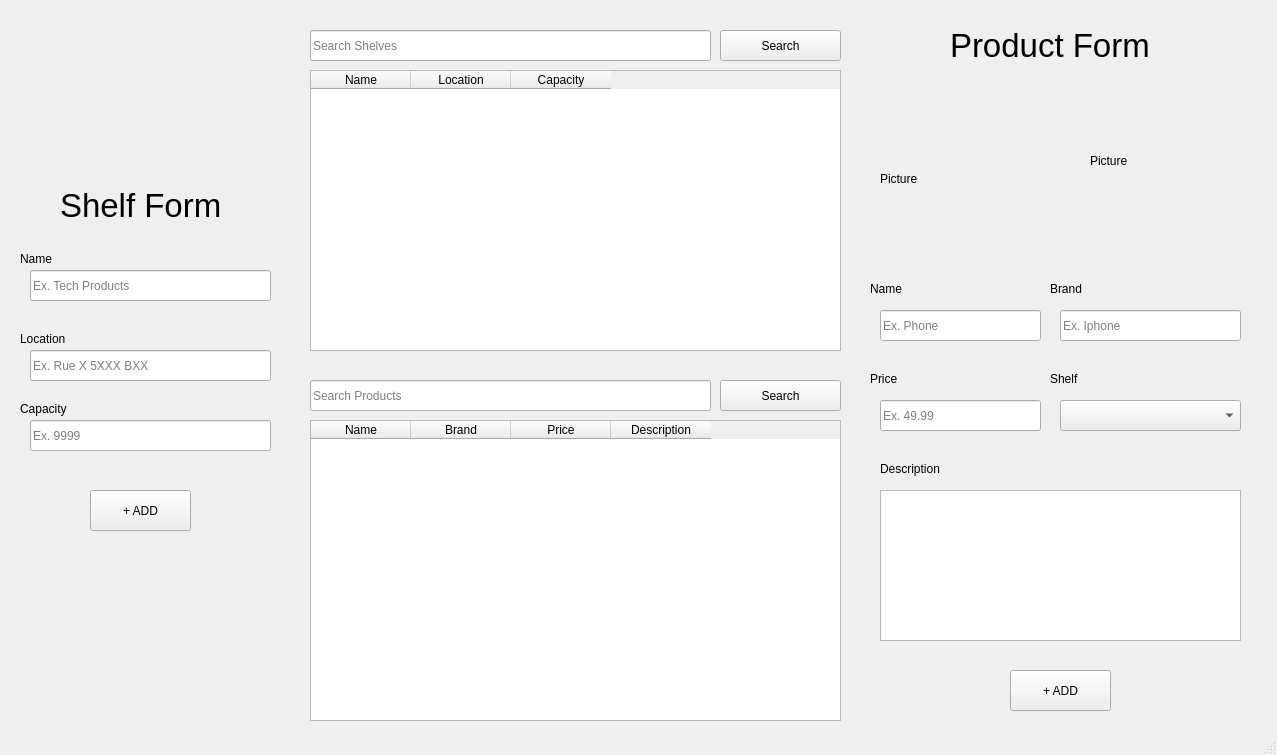
Old version of the form ui/interface.ui in the repository softsurgery/gestion-stock-python.
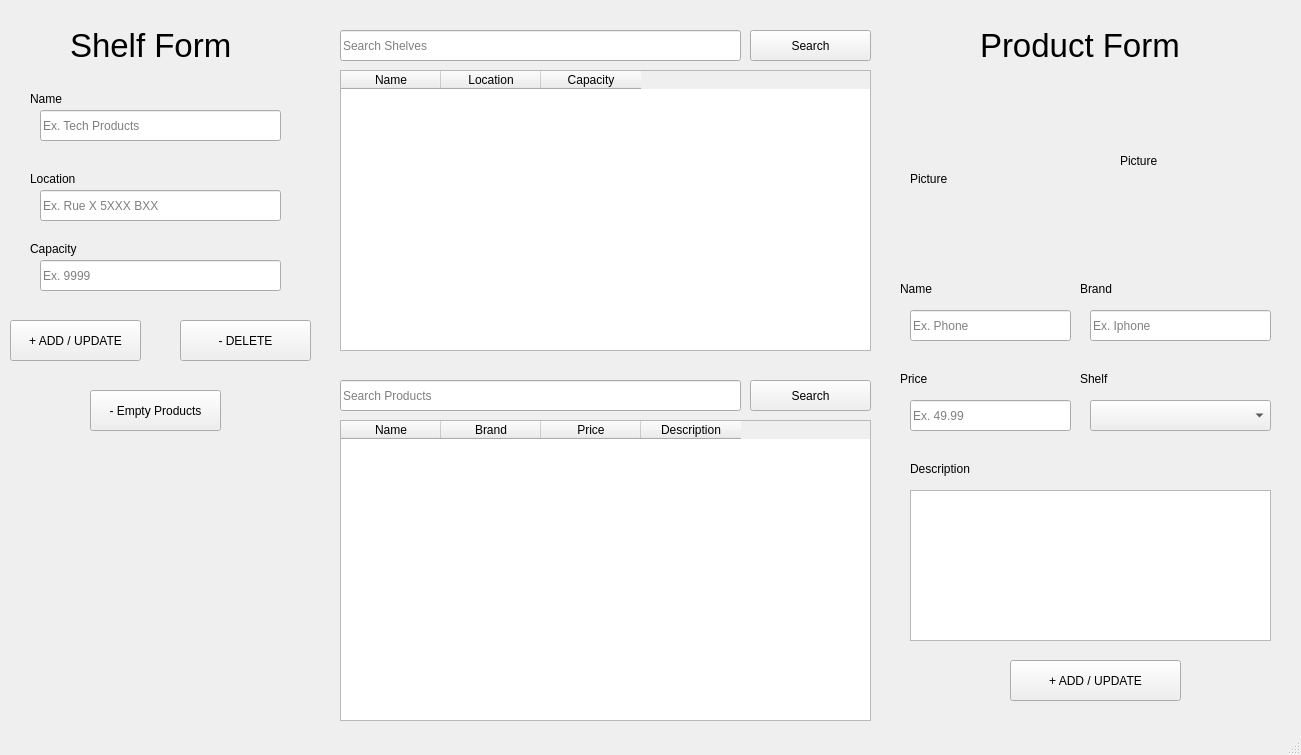
New version of the form.

Commit message: feat(update and empty for shelf)

The edit to the form file:
```diff
--- a/ui/interface.ui
+++ b/ui/interface.ui
@@ -6,7 +6,7 @@
    <rect>
     <x>0</x>
     <y>0</y>
-    <width>1277</width>
+    <width>1301</width>
     <height>755</height>
    </rect>
   </property>
@@ -17,7 +17,7 @@
    <widget class="QLabel" name="label">
     <property name="geometry">
      <rect>
-      <x>870</x>
+      <x>900</x>
       <y>280</y>
       <width>67</width>
       <height>17</height>
@@ -30,7 +30,7 @@
    <widget class="QLineEdit" name="product_name">
     <property name="geometry">
      <rect>
-      <x>880</x>
+      <x>910</x>
       <y>310</y>
       <width>161</width>
       <height>31</height>
@@ -43,7 +43,7 @@
    <widget class="QLabel" name="label_2">
     <property name="geometry">
      <rect>
-      <x>1050</x>
+      <x>1080</x>
       <y>280</y>
       <width>67</width>
       <height>17</height>
@@ -56,7 +56,7 @@
    <widget class="QLineEdit" name="brand">
     <property name="geometry">
      <rect>
-      <x>1060</x>
+      <x>1090</x>
       <y>310</y>
       <width>181</width>
       <height>31</height>
@@ -69,7 +69,7 @@
    <widget class="QLineEdit" name="price">
     <property name="geometry">
      <rect>
-      <x>880</x>
+      <x>910</x>
       <y>400</y>
       <width>161</width>
       <height>31</height>
@@ -85,7 +85,7 @@
    <widget class="QLabel" name="label_3">
     <property name="geometry">
      <rect>
-      <x>870</x>
+      <x>900</x>
       <y>370</y>
       <width>67</width>
       <height>17</height>
@@ -98,7 +98,7 @@
    <widget class="QLabel" name="label_4">
     <property name="geometry">
      <rect>
-      <x>880</x>
+      <x>910</x>
       <y>460</y>
       <width>91</width>
       <height>17</height>
@@ -111,7 +111,7 @@
    <widget class="QPlainTextEdit" name="description">
     <property name="geometry">
      <rect>
-      <x>880</x>
+      <x>910</x>
       <y>490</y>
       <width>361</width>
       <height>151</height>
@@ -121,7 +121,7 @@
    <widget class="QLabel" name="label_5">
     <property name="geometry">
      <rect>
-      <x>880</x>
+      <x>910</x>
       <y>170</y>
       <width>67</width>
       <height>17</height>
@@ -134,7 +134,7 @@
    <widget class="QLabel" name="picture">
     <property name="geometry">
      <rect>
-      <x>1090</x>
+      <x>1120</x>
       <y>90</y>
       <width>151</width>
       <height>141</height>
@@ -148,19 +148,19 @@
     <property name="geometry">
      <rect>
       <x>1010</x>
-      <y>670</y>
-      <width>101</width>
+      <y>660</y>
+      <width>171</width>
       <height>41</height>
      </rect>
     </property>
     <property name="text">
-     <string>+ ADD</string>
+     <string>+ ADD / UPDATE</string>
     </property>
    </widget>
    <widget class="QComboBox" name="comboBox">
     <property name="geometry">
      <rect>
-      <x>1060</x>
+      <x>1090</x>
       <y>400</y>
       <width>181</width>
       <height>31</height>
@@ -170,7 +170,7 @@
    <widget class="QLabel" name="label_7">
     <property name="geometry">
      <rect>
-      <x>1050</x>
+      <x>1080</x>
       <y>370</y>
       <width>67</width>
       <height>17</height>
@@ -183,7 +183,7 @@
    <widget class="QTableWidget" name="shelves">
     <property name="geometry">
      <rect>
-      <x>310</x>
+      <x>340</x>
       <y>70</y>
       <width>531</width>
       <height>281</height>
@@ -208,7 +208,7 @@
    <widget class="QTableWidget" name="products">
     <property name="geometry">
      <rect>
-      <x>310</x>
+      <x>340</x>
       <y>420</y>
       <width>531</width>
       <height>301</height>
@@ -238,7 +238,7 @@
    <widget class="QLineEdit" name="lineEdit_4">
     <property name="geometry">
      <rect>
-      <x>310</x>
+      <x>340</x>
       <y>30</y>
       <width>401</width>
       <height>31</height>
@@ -251,7 +251,7 @@
    <widget class="QPushButton" name="pushButton_2">
     <property name="geometry">
      <rect>
-      <x>720</x>
+      <x>750</x>
       <y>30</y>
       <width>121</width>
       <height>31</height>
@@ -264,7 +264,7 @@
    <widget class="QLineEdit" name="lineEdit_5">
     <property name="geometry">
      <rect>
-      <x>310</x>
+      <x>340</x>
       <y>380</y>
       <width>401</width>
       <height>31</height>
@@ -277,7 +277,7 @@
    <widget class="QPushButton" name="pushButton_3">
     <property name="geometry">
      <rect>
-      <x>720</x>
+      <x>750</x>
       <y>380</y>
       <width>121</width>
       <height>31</height>
@@ -290,8 +290,8 @@
    <widget class="QLabel" name="label_6">
     <property name="geometry">
      <rect>
-      <x>20</x>
-      <y>250</y>
+      <x>30</x>
+      <y>90</y>
       <width>67</width>
       <height>17</height>
      </rect>
@@ -303,8 +303,8 @@
    <widget class="QLineEdit" name="shelf_name">
     <property name="geometry">
      <rect>
-      <x>30</x>
-      <y>270</y>
+      <x>40</x>
+      <y>110</y>
       <width>241</width>
       <height>31</height>
      </rect>
@@ -316,7 +316,7 @@
    <widget class="QLabel" name="label_8">
     <property name="geometry">
      <rect>
-      <x>950</x>
+      <x>980</x>
       <y>20</y>
       <width>231</width>
       <height>51</height>
@@ -334,8 +334,8 @@
    <widget class="QLabel" name="label_9">
     <property name="geometry">
      <rect>
-      <x>60</x>
-      <y>180</y>
+      <x>70</x>
+      <y>20</y>
       <width>171</width>
       <height>51</height>
      </rect>
@@ -352,8 +352,8 @@
    <widget class="QLineEdit" name="location">
     <property name="geometry">
      <rect>
-      <x>30</x>
-      <y>350</y>
+      <x>40</x>
+      <y>190</y>
       <width>241</width>
       <height>31</height>
      </rect>
@@ -365,8 +365,8 @@
    <widget class="QLabel" name="label_10">
     <property name="geometry">
      <rect>
-      <x>20</x>
-      <y>330</y>
+      <x>30</x>
+      <y>170</y>
       <width>67</width>
       <height>17</height>
      </rect>
@@ -378,8 +378,8 @@
    <widget class="QLineEdit" name="capacity">
     <property name="geometry">
      <rect>
-      <x>30</x>
-      <y>420</y>
+      <x>40</x>
+      <y>260</y>
       <width>241</width>
       <height>31</height>
      </rect>
@@ -394,8 +394,8 @@
    <widget class="QLabel" name="label_11">
     <property name="geometry">
      <rect>
-      <x>20</x>
-      <y>400</y>
+      <x>30</x>
+      <y>240</y>
       <width>67</width>
       <height>17</height>
      </rect>
@@ -407,14 +407,40 @@
    <widget class="QPushButton" name="add_shelf_button">
     <property name="geometry">
      <rect>
+      <x>10</x>
+      <y>320</y>
+      <width>131</width>
+      <height>41</height>
+     </rect>
+    </property>
+    <property name="text">
+     <string>+ ADD / UPDATE</string>
+    </property>
+   </widget>
+   <widget class="QPushButton" name="delete_shelf_button">
+    <property name="geometry">
+     <rect>
+      <x>180</x>
+      <y>320</y>
+      <width>131</width>
+      <height>41</height>
+     </rect>
+    </property>
+    <property name="text">
+     <string>- DELETE</string>
+    </property>
+   </widget>
+   <widget class="QPushButton" name="empty">
+    <property name="geometry">
+     <rect>
       <x>90</x>
-      <y>490</y>
-      <width>101</width>
+      <y>390</y>
+      <width>131</width>
       <height>41</height>
      </rect>
     </property>
     <property name="text">
-     <string>+ ADD</string>
+     <string>- Empty Products</string>
     </property>
    </widget>
   </widget>
```
The commit also changes 3 other files.
